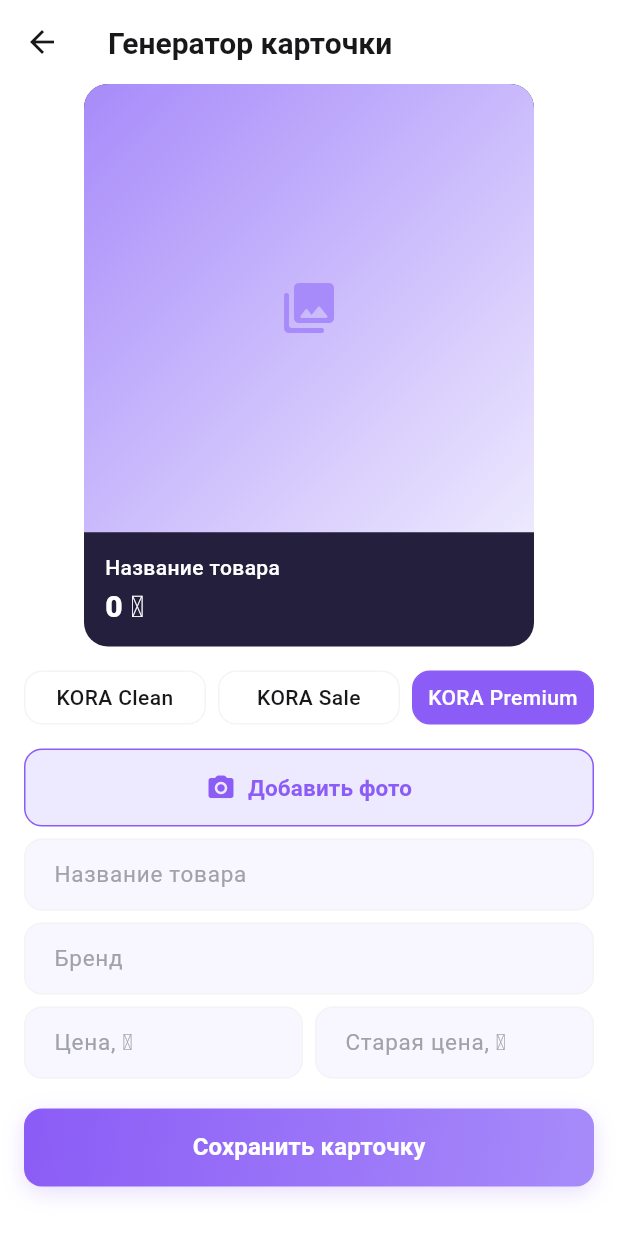
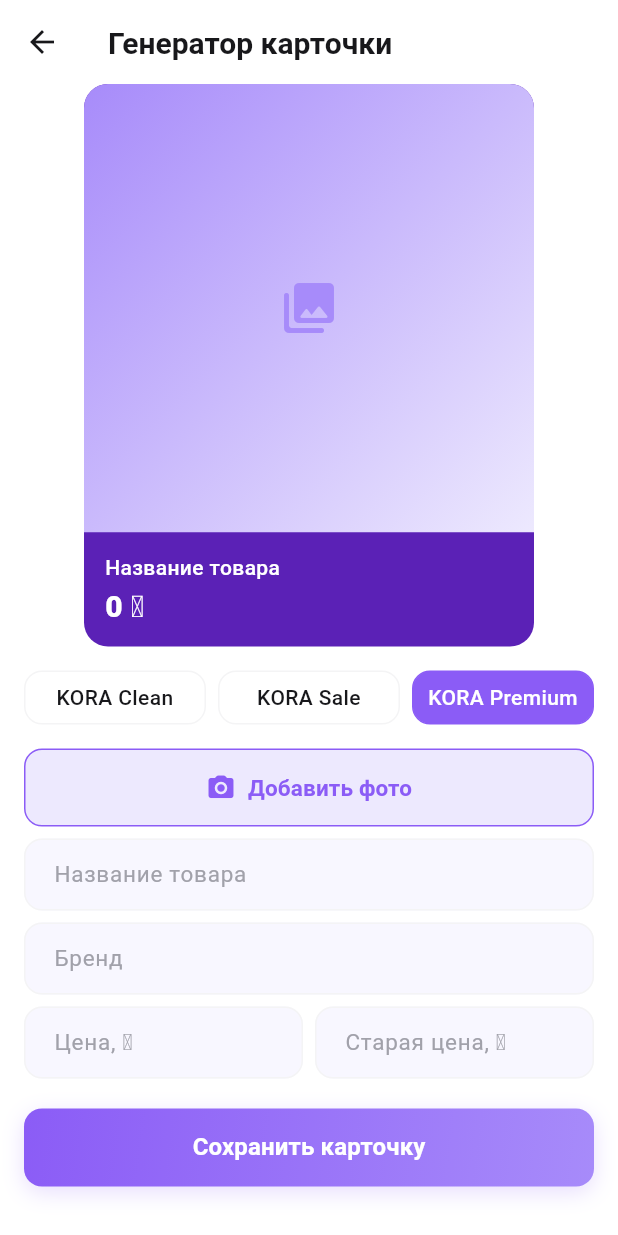
Before and after one commit to Rajn228667/kora, a Flutter app: the CardGeneratorScreen screen opened by its route, after a tap on "KORA Sale", after a tap on "KORA Premium", on a phone screen of 412 x 824 dp. Run offline on Flutter 3.47's test engine with Material 3 defaults, Android fonts, the phone set to English and light mode, and no system bars; our stand-ins replace cached_network_image, connectivity_plus, dio, flutter_map, flutter_riverpod, flutter_secure_storage and 10 more; accounts and stored records are empty; network calls fail.

Commit message:
Design: enforce strict white-lavender palette
- KoraColors.primaryGlow token replaces raw 0x338B5CF6 literals
- Premium product-card preview: dark navy -> brand deepPurple
- app.dart: remove dead dark-mode branches (ThemeMode.light only),
  lavender offline banner, fixed light system UI

Generated with Devin (https://devin.ai)

Co-Authored-By: Devin <158243242+devin-ai-integration[bot]@users.noreply.github.com>

```diff
--- a/app/lib/core/theme/kora_colors.dart
+++ b/app/lib/core/theme/kora_colors.dart
@@ -17,6 +17,7 @@ abstract final class KoraColors {
 
   // Brand purples
   static const Color primary = Color(0xFF8B5CF6);
+  static const Color primaryGlow = Color(0x338B5CF6);
   static const Color softPurple = Color(0xFFA78BFA);
   static const Color darkPurple = Color(0xFF6D28D9);
   static const Color deepPurple = Color(0xFF5B21B6);
--- a/app/lib/core/widgets/buttons.dart
+++ b/app/lib/core/widgets/buttons.dart
@@ -47,7 +47,7 @@ class KoraButton extends StatelessWidget {
           boxShadow: enabled
               ? const [
                   BoxShadow(
-                    color: Color(0x338B5CF6),
+                    color: KoraColors.primaryGlow,
                     blurRadius: 12,
                     offset: Offset(0, 4),
                   ),
--- a/app/lib/features/manager/presentation/manager_tools.dart
+++ b/app/lib/features/manager/presentation/manager_tools.dart
@@ -881,7 +881,7 @@ class _TemplateCard extends StatelessWidget {
 
   Widget _premium(int? discount) => Container(
         decoration: BoxDecoration(
-          color: const Color(0xFF241F3D),
+          color: KoraColors.deepPurple,
           borderRadius: BorderRadius.circular(AppRadius.lg),
         ),
         child: Column(
--- a/app/lib/features/profile/presentation/wallet_screen.dart
+++ b/app/lib/features/profile/presentation/wallet_screen.dart
@@ -130,7 +130,7 @@ class _BalanceCard extends StatelessWidget {
         borderRadius: BorderRadius.circular(AppRadius.xl),
         boxShadow: const [
           BoxShadow(
-            color: Color(0x338B5CF6),
+            color: KoraColors.primaryGlow,
             blurRadius: 24,
             offset: Offset(0, 10),
           ),
```
Also changed, not shown: app/lib/app.dart (+7 -13 lines).
